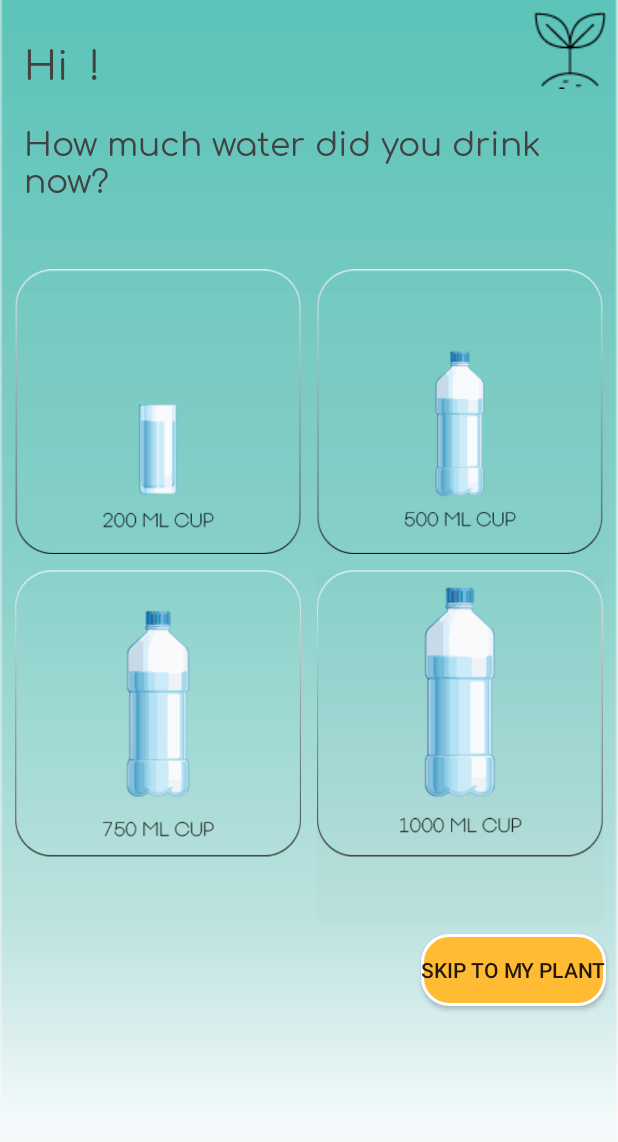
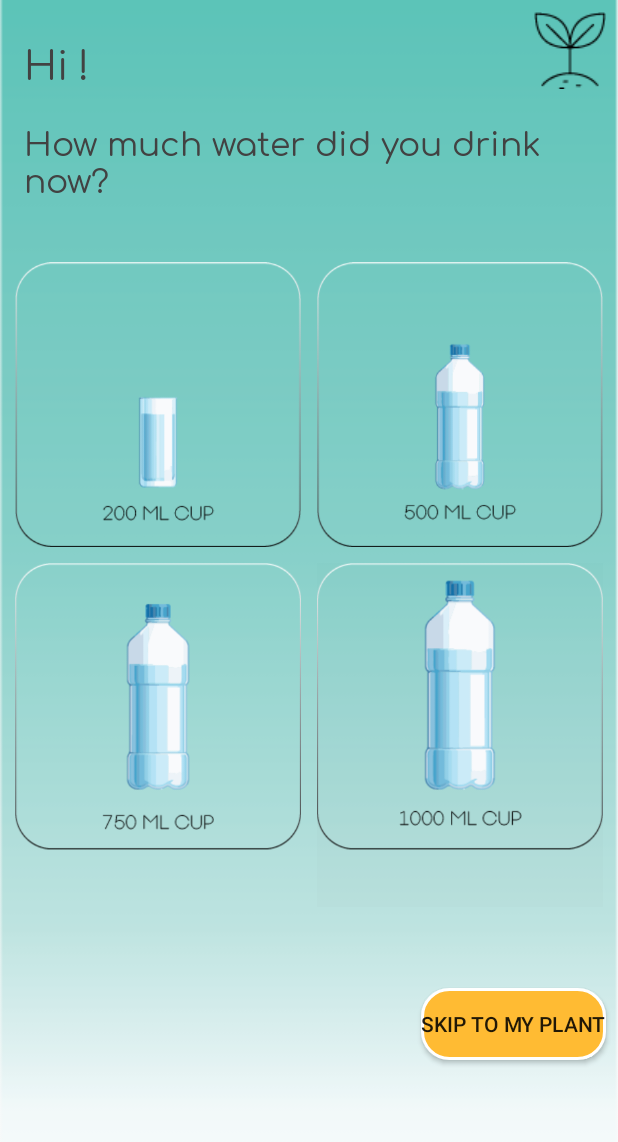
Before and after one commit to amit-schwartz-u/UX-Water-App-Project, an Android app: the screen it shows after launch (CupsActivity), after a tap on "DONE!", on a phone screen of 412 x 824 dp. Shown: the top 1142 px of the screen. Run offline under Robolectric (Android 15) with nearby library versions, the light colour scheme and no system bars; 2 other taps on this screen came first.

Commit message:
skip button margins edit

```diff
--- a/app/src/main/java/com/example/wateryourself/CupsActivity.java
+++ b/app/src/main/java/com/example/wateryourself/CupsActivity.java
@@ -84,7 +84,7 @@ public class CupsActivity extends AppCompatActivity {
             mName = mPreferences.getString(NAME_STR, mName);
         }
         TextView textView = findViewById(R.id.tv_hello_name);
-        textView.setText(String.format("Hi %s !", mName));
+        textView.setText(String.format("Hi %s!", mName));
     }
 
     private void changeBtnMode(Button btn,int mode) {
--- a/app/src/main/res/layout/activity_cups.xml
+++ b/app/src/main/res/layout/activity_cups.xml
@@ -53,7 +53,7 @@
     <LinearLayout
         android:id="@+id/cups_images_layout"
         android:layout_width="match_parent"
-        android:layout_height="480dp"
+        android:layout_height="470dp"
         android:layout_below="@+id/tv_cups_instruction"
         android:orientation="vertical">
 
@@ -139,11 +139,10 @@
         android:id="@+id/skip_to_plant_button_layout"
         android:layout_width="match_parent"
         android:layout_height="wrap_content"
+        android:layout_above="@id/update_button"
         android:layout_below="@+id/cups_images_layout"
-        android:layout_marginBottom="20dp"
         android:gravity="center"
-        android:orientation="horizontal"
-        >
+        android:orientation="horizontal">
 
         <Button
             android:id="@+id/skip_to_my_plant_btn"
```
